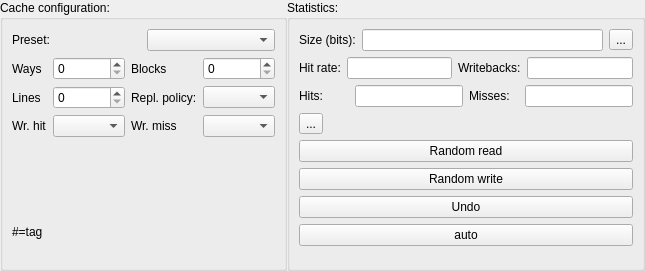
Qt form src/cachesim/cacheconfigwidget.ui (mortbopet/Ripes) before a commit.
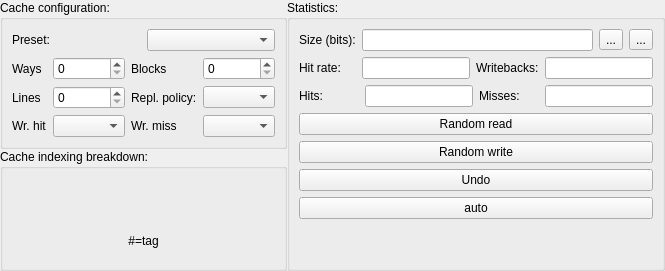
The same form after that commit.

Commit message: Move cache indexing breakdown to separate groupbox

```diff
--- a/src/cachesim/cacheconfigwidget.ui
+++ b/src/cachesim/cacheconfigwidget.ui
@@ -6,7 +6,7 @@
    <rect>
     <x>0</x>
     <y>0</y>
-    <width>645</width>
+    <width>665</width>
     <height>271</height>
    </rect>
   </property>
@@ -30,7 +30,9 @@
     <number>0</number>
    </property>
    <item row="0" column="0">
-    <layout class="QHBoxLayout" name="horizontalLayout" stretch="1,0">
+    <layout class="QHBoxLayout" name="horizontalLayout" stretch="0,0">
+     <item>
+      <layout class="QVBoxLayout" name="verticalLayout_4">
      <item>
       <widget class="QGroupBox" name="groupBox">
        <property name="title">
@@ -129,10 +131,21 @@
             </item>
            </layout>
           </item>
+           </layout>
+          </item>
+         </layout>
+        </widget>
+       </item>
           <item>
-           <layout class="QVBoxLayout" name="verticalLayout_2">
+        <widget class="QGroupBox" name="groupBox_3">
+         <property name="title">
+          <string>Cache indexing breakdown:</string>
+         </property>
+         <layout class="QGridLayout" name="gridLayout_4">
+          <item row="0" column="0">
+           <layout class="QVBoxLayout" name="verticalLayout_5">
             <item>
-             <layout class="QHBoxLayout" name="horizontalLayout_4">
+             <layout class="QHBoxLayout" name="horizontalLayout_3">
               <item>
                <widget class="QLabel" name="indexingText">
                 <property name="text">
@@ -146,12 +159,15 @@
              </layout>
             </item>
             <item>
-             <layout class="QHBoxLayout" name="horizontalLayout_5">
+             <layout class="QHBoxLayout" name="horizontalLayout_8">
               <item>
                <widget class="QLabel" name="indexingKey">
                 <property name="text">
                  <string>#=tag</string>
                 </property>
+                <property name="alignment">
+                 <set>Qt::AlignCenter</set>
+                </property>
                </widget>
               </item>
              </layout>
@@ -159,9 +175,9 @@
            </layout>
           </item>
          </layout>
-        </item>
-       </layout>
-      </widget>
+        </widget>
+       </item>
+      </layout>
      </item>
      <item>
       <widget class="QGroupBox" name="groupBox_2">
@@ -203,6 +219,13 @@
               </property>
              </widget>
             </item>
+            <item>
+             <widget class="QToolButton" name="cachePlot">
+              <property name="text">
+               <string>...</string>
+              </property>
+             </widget>
+            </item>
            </layout>
           </item>
           <item>
@@ -348,13 +371,6 @@
           </property>
          </widget>
         </item>
-        <item row="1" column="0">
-         <widget class="QToolButton" name="cachePlot">
-          <property name="text">
-           <string>...</string>
-          </property>
-         </widget>
-        </item>
        </layout>
       </widget>
      </item>
```
Lines whose indentation alone changed are shown as unchanged. The commit also changes 8 other files.
